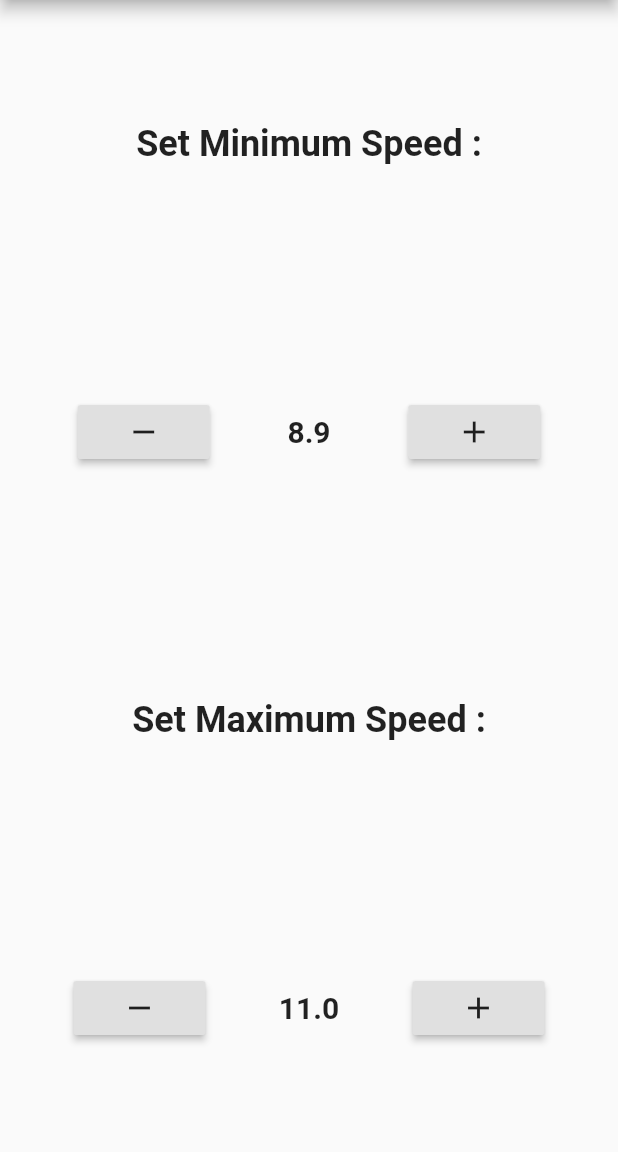
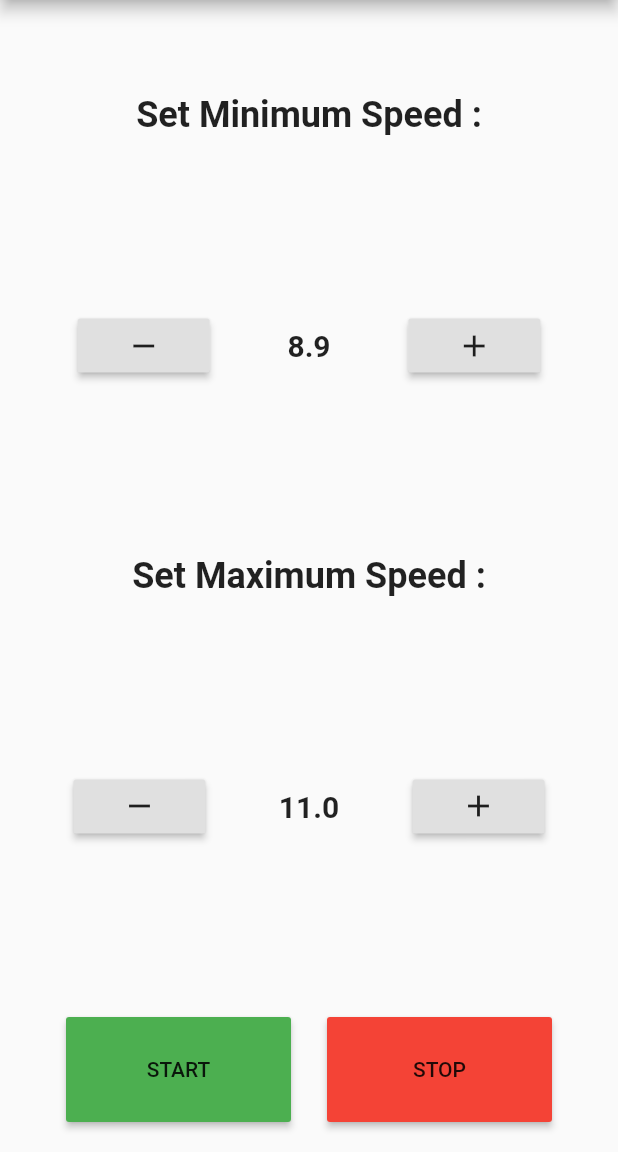
Before and after one commit to Senex001/PaceMaker, a Flutter app: the screen it shows after launch, after a tap on the "remove" icon, on a phone screen of 412 x 824 dp, the part 84-1236 px from its top. Run offline on Flutter 3.47's test engine with Material 2 defaults, Android fonts, the phone set to English and light mode, and no system bars.

Commit message:
Added Start and Stop Button

```diff
--- /dev/null
+++ b/pacemaker/lib/fifth_column.dart
@@ -0,0 +1,69 @@
+import 'package:flutter/material.dart';
+
+
+class FifthColumn extends StatefulWidget {
+  @override
+  FifthColumnState createState() => FifthColumnState();
+}
+
+class FifthColumnState extends State {
+  @override
+  Widget build(BuildContext context) {
+    return new Container(
+        padding: EdgeInsets.all(20),
+        child: Row(
+      crossAxisAlignment: CrossAxisAlignment.end,
+      mainAxisAlignment: MainAxisAlignment.spaceEvenly,
+
+      children: <Widget>[
+        new StartButton(onPressed: start),
+        new StopButton(onPressed: stop),
+      ],
+    ));
+  }
+
+  void start() {
+    //todo
+  }
+  void stop() {
+    //todo
+  }
+}
+
+class StartButton extends RaisedButton {
+  StartButton({this.onPressed});
+
+  final VoidCallback onPressed;
+
+  @override
+  Widget build(BuildContext context) {
+    return SizedBox(
+        height: 70,
+        width: 150,
+        child: RaisedButton(
+
+      onPressed: onPressed,
+      child: new Text('START'),
+      color: Colors.green,
+    ));
+  }
+}
+
+class StopButton extends RaisedButton {
+  StopButton({this.onPressed});
+
+  final VoidCallback onPressed;
+
+  @override
+  Widget build(BuildContext context) {
+    return SizedBox(
+        height: 70,
+        width: 150,
+        child: RaisedButton(
+          onPressed: onPressed,
+          child: new Text('STOP'),
+          color: Colors.red,
+
+    ));
+  }
+}
--- a/pacemaker/lib/main.dart
+++ b/pacemaker/lib/main.dart
@@ -3,6 +3,7 @@ import 'package:pacemaker/first_column.dart';
 import 'package:pacemaker/second_column.dart';
 import 'package:pacemaker/third_column.dart';
 import 'package:pacemaker/forth_column.dart';
+import 'package:pacemaker/fifth_column.dart';
 
 void main() => runApp(MaterialApp(
   title: 'Pace Maker',
@@ -24,6 +25,7 @@ class PaceMakerHome extends StatelessWidget {
              Expanded(child:SecondColumn()),
              Expanded(child:ThirdColumn()),
              Expanded(child:ForthColumn()),
+             Expanded(child: FifthColumn()),
     ],
     ),
     ),
```
